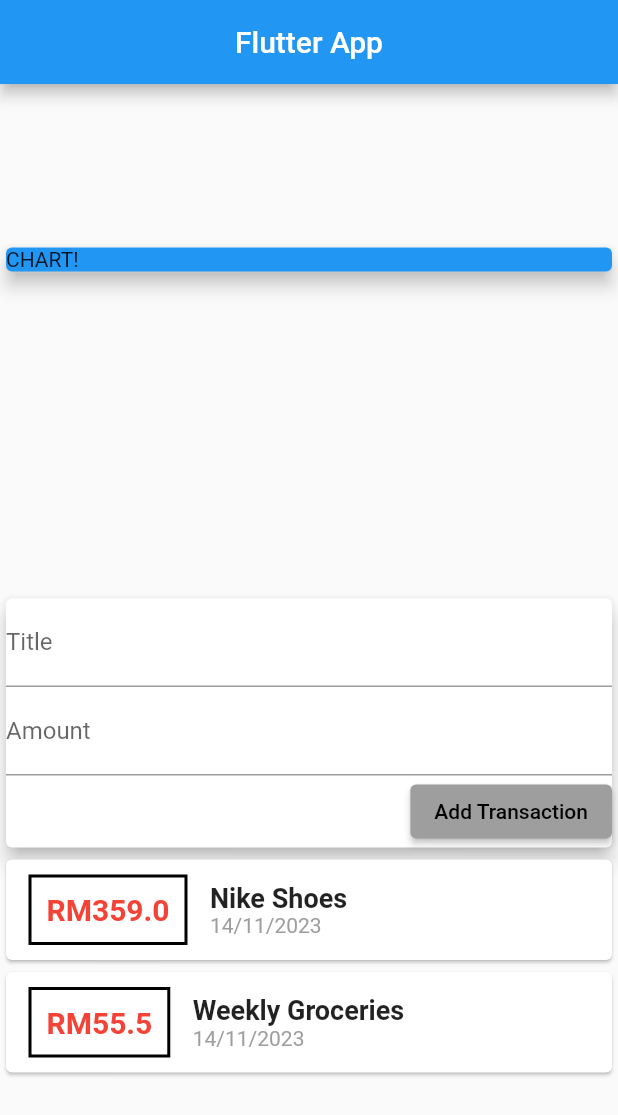
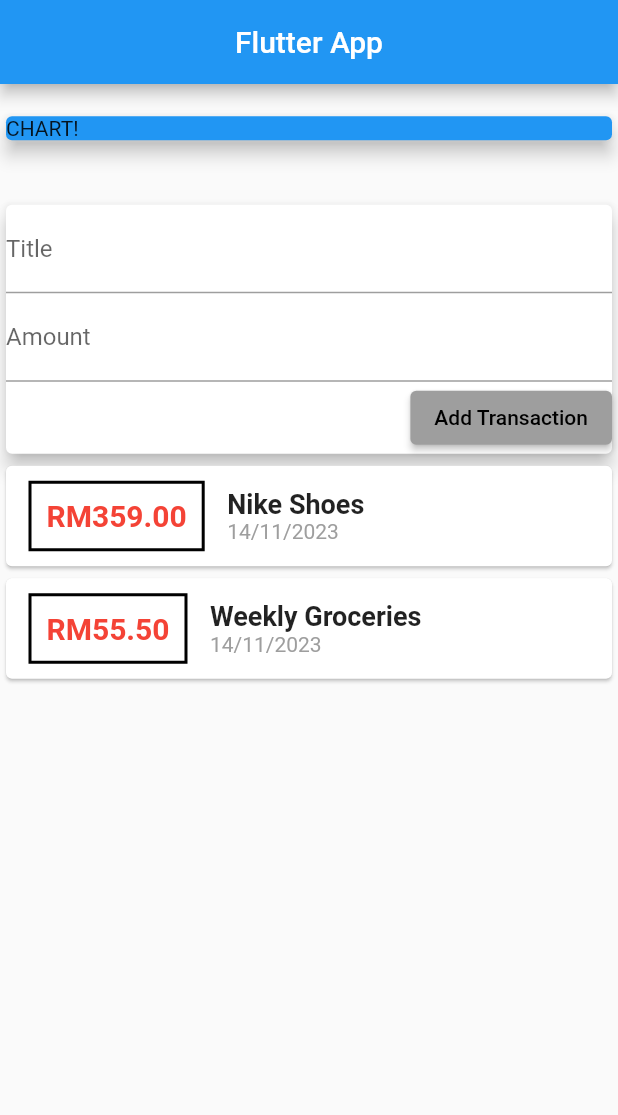
Before and after one commit to apikmeister/expense-app, a Flutter app: the screen it shows after launch, on a phone screen of 412 x 824 dp. Shown: the top 1115 px of the screen. Run offline on Flutter 3.47's test engine with Material 2 defaults, Android fonts, the phone set to English and light mode, and no system bars.

Commit message:
change to listview and fix the double val

```diff
--- a/lib/widgets/transaction_list.dart
+++ b/lib/widgets/transaction_list.dart
@@ -9,9 +9,12 @@ class TransactionList extends StatelessWidget {
 
   @override
   Widget build(BuildContext context) {
-    return Column(
-        children: transactions
-            .map((e) => Card(
+    return Container(
+        height: 500,
+        child: ListView.builder(
+            itemCount: transactions.length,
+            itemBuilder: (ctx, index) {
+              return Card(
                 child: Row(
                   children: <Widget>[
                     Container(
@@ -22,31 +25,37 @@ class TransactionList extends StatelessWidget {
                       padding: EdgeInsets.all(10),
                       alignment: Alignment.center,
                       child: Text(
-                          '\RM${e.amount}',
+                        '\RM${transactions[index].amount.toStringAsFixed(2)}',
                         style: TextStyle(
                           fontWeight: FontWeight.bold,
                           fontSize: 20,
-                              color: Colors.red),
+                          color: Colors.red,
+                        ),
                       ),
                     ),
                     Column(
                       crossAxisAlignment: CrossAxisAlignment.start,
                       children: <Widget>[
                         Text(
-                            e.title,
+                          transactions[index].title,
                           style: TextStyle(
-                                fontWeight: FontWeight.bold, fontSize: 18),
+                            fontWeight: FontWeight.bold,
+                            fontSize: 18,
+                          ),
                         ),
                         // Text(e.date.toString())
                         Text(
-                            DateFormat('dd/MM/yyy').format(e.date),
+                          DateFormat('dd/MM/yyy')
+                              .format(transactions[index].date),
                           style: TextStyle(color: Colors.grey),
                         ),
                       ],
                     )
                   ],
                 ),
-                ))
-            .toList());
+              );
+            })
+        // .toList()),
+        );
   }
 }
```
Lines whose indentation alone changed are shown as unchanged.
